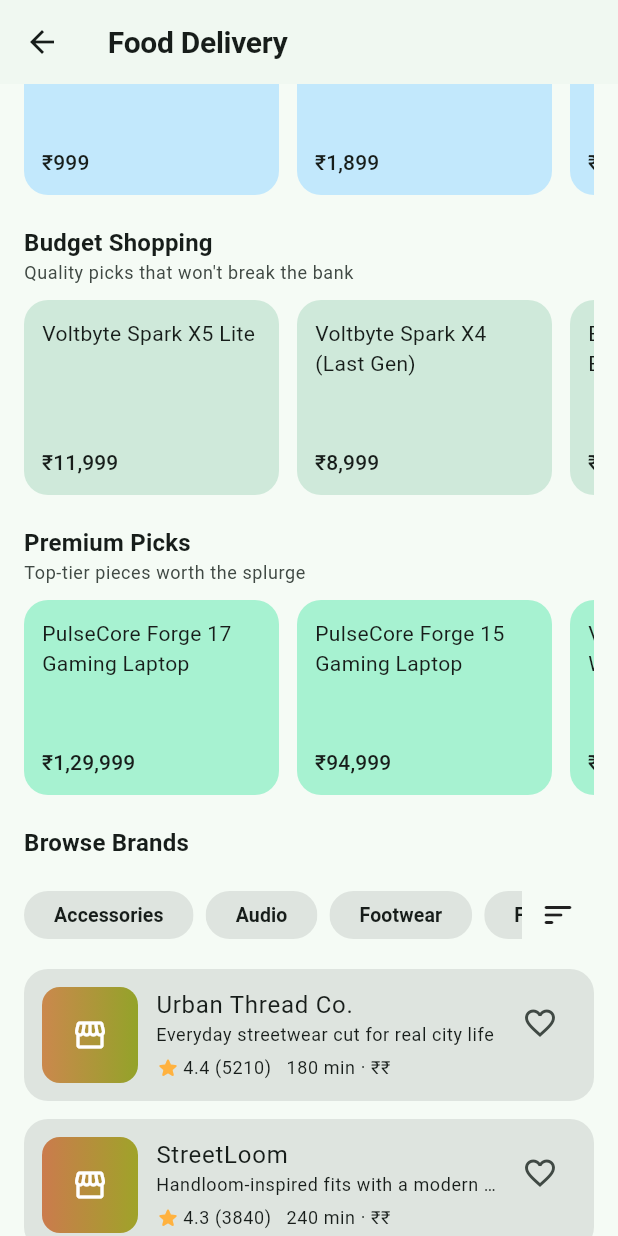
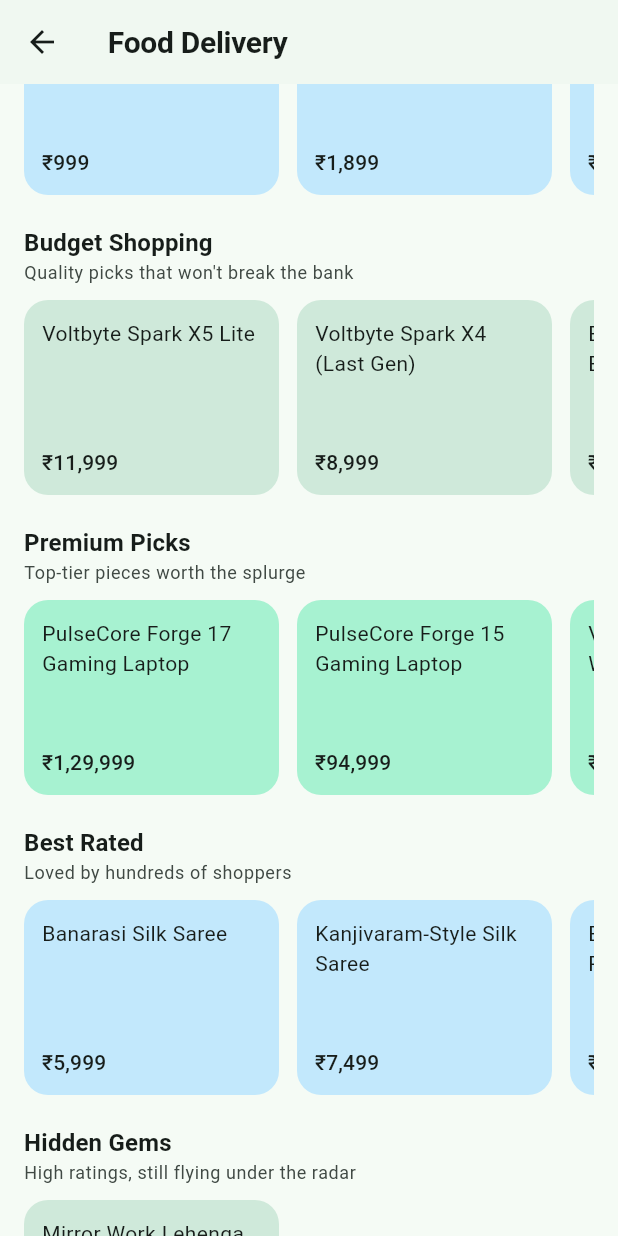
Before and after one commit to baseer-ind/spendzero, a Flutter app: the ShoppingHomeScreen screen opened directly with sample values from the repository, scrolled down 576 dp, on a phone screen of 412 x 824 dp. Run offline on Flutter 3.47's test engine with Material 3 defaults, Android fonts, the phone set to English and light mode, and no system bars; our stand-ins replace flutter_riverpod, go_router, shared_preferences; accounts and stored records are empty.

Commit message:
Add Best Rated and Hidden Gems discovery rails to Shopping vertical

```diff
--- a/spendzero/mobile/lib/core/data/local/shopping_seed_data.dart
+++ b/spendzero/mobile/lib/core/data/local/shopping_seed_data.dart
@@ -3404,3 +3404,19 @@ List<ShoppingProduct> premiumPicks() => (allShoppingProducts.toList()
 /// Fresh-in-stock items for the "New This Week" collection.
 List<ShoppingProduct> newThisWeek() =>
     allShoppingProducts.where((p) => p.isNewArrival).toList();
+
+/// Top-rated products with a meaningful number of reviews.
+List<ShoppingProduct> bestRatedShoppingProducts() {
+  final eligible = allShoppingProducts.where((p) => p.reviewCount >= 50).toList()
+    ..sort((a, b) => b.rating.compareTo(a.rating));
+  return eligible.take(12).toList();
+}
+
+/// Highly rated but under-discovered products.
+List<ShoppingProduct> hiddenGemShoppingProducts() {
+  final eligible = allShoppingProducts
+      .where((p) => p.rating >= 4.4 && p.reviewCount < 50)
+      .toList()
+    ..sort((a, b) => b.rating.compareTo(a.rating));
+  return eligible.take(12).toList();
+}
--- a/spendzero/mobile/lib/features/shopping/presentation/shopping_home_screen.dart
+++ b/spendzero/mobile/lib/features/shopping/presentation/shopping_home_screen.dart
@@ -258,6 +258,22 @@ class _ShoppingHomeScreenState extends ConsumerState<ShoppingHomeScreen> {
                   );
                 },
               ),
+              _ShoppingCollectionRail(
+                title: 'Best Rated',
+                subtitle: 'Loved by hundreds of shoppers',
+                items: bestRatedShoppingProducts(),
+                accentColor: (c) => Theme.of(c).colorScheme.tertiaryContainer,
+                categoryId: widget.category.id,
+              ),
+              const SizedBox(height: 20),
+              _ShoppingCollectionRail(
+                title: 'Hidden Gems',
+                subtitle: 'High ratings, still flying under the radar',
+                items: hiddenGemShoppingProducts(),
+                accentColor: (c) => Theme.of(c).colorScheme.secondaryContainer,
+                categoryId: widget.category.id,
+              ),
+              const SizedBox(height: 20),
               if (savedBrands.isNotEmpty) ...[
                 _BrandRail(title: 'Saved for Later', brands: savedBrands, onTap: _openBrand),
                 const SizedBox(height: 20),
```
